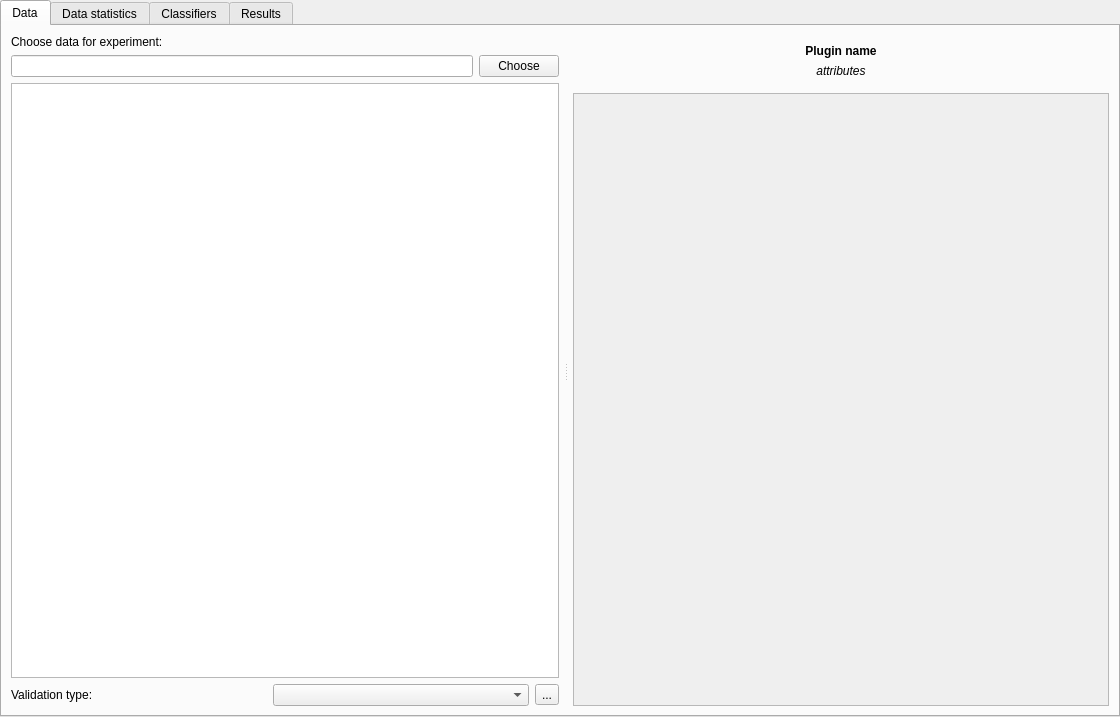
mdocekal/ClassMark, file classmark/ui/templates/experiment.ui: the form before one commit.
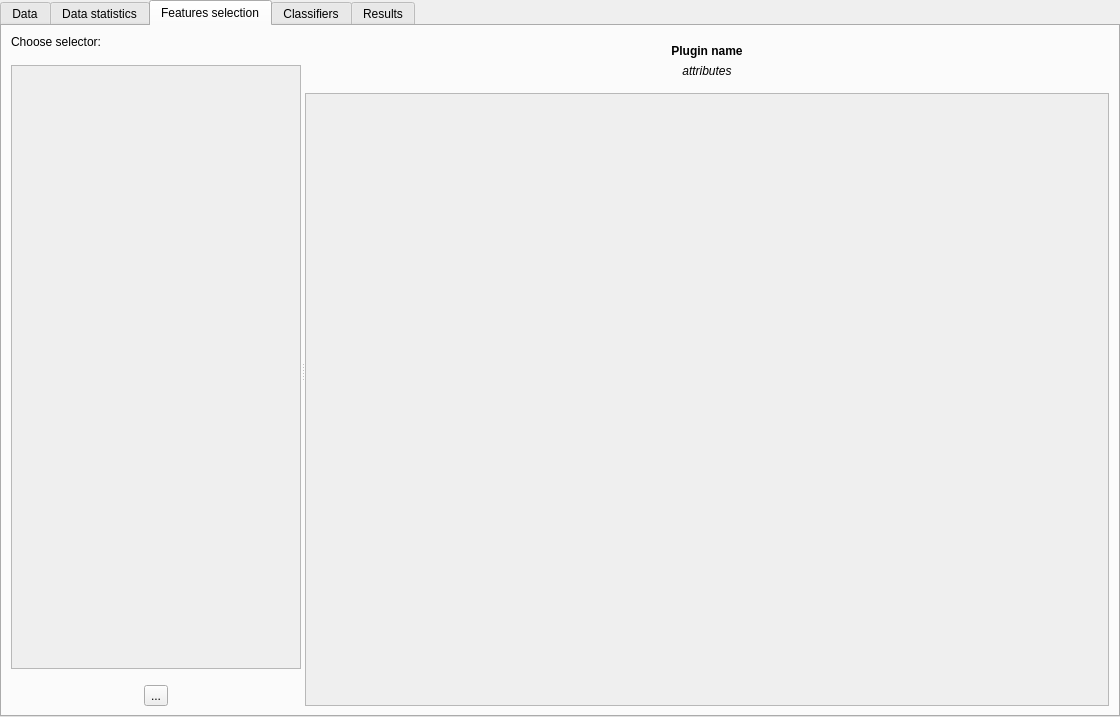
The form after the commit. The open tabs and pages were chosen to show the change. Icons and pictures are not drawn.

Commit message: Feature selection.

```diff
--- a/classmark/ui/templates/experiment.ui
+++ b/classmark/ui/templates/experiment.ui
@@ -703,6 +703,220 @@
        </item>
       </layout>
      </widget>
+     <widget class="QWidget" name="tabFeaSelection">
+      <attribute name="title">
+       <string>Features selection</string>
+      </attribute>
+      <layout class="QGridLayout" name="gridLayout_14">
+       <item row="0" column="0">
+        <widget class="QSplitter" name="splitter_5">
+         <property name="orientation">
+          <enum>Qt::Horizontal</enum>
+         </property>
+         <widget class="QWidget" name="verticalLayoutWidget_8">
+          <layout class="QVBoxLayout" name="verticalLayout_13">
+           <item>
+            <widget class="QLabel" name="label_15">
+             <property name="text">
+              <string>Choose selector:</string>
+             </property>
+             <property name="textInteractionFlags">
+              <set>Qt::LinksAccessibleByMouse|Qt::TextSelectableByKeyboard|Qt::TextSelectableByMouse</set>
+             </property>
+            </widget>
+           </item>
+           <item>
+            <spacer name="verticalSpacer_8">
+             <property name="orientation">
+              <enum>Qt::Vertical</enum>
+             </property>
+             <property name="sizeType">
+              <enum>QSizePolicy::Minimum</enum>
+             </property>
+             <property name="sizeHint" stdset="0">
+              <size>
+               <width>20</width>
+               <height>10</height>
+              </size>
+             </property>
+            </spacer>
+           </item>
+           <item>
+            <widget class="QScrollArea" name="featuresSelectionScrollArea">
+             <property name="autoFillBackground">
+              <bool>false</bool>
+             </property>
+             <property name="styleSheet">
+              <string notr="true"/>
+             </property>
+             <property name="sizeAdjustPolicy">
+              <enum>QAbstractScrollArea::AdjustToContents</enum>
+             </property>
+             <property name="widgetResizable">
+              <bool>true</bool>
+             </property>
+             <widget class="QWidget" name="scrollAreaWidget_2">
+              <property name="geometry">
+               <rect>
+                <x>0</x>
+                <y>0</y>
+                <width>420</width>
+                <height>541</height>
+               </rect>
+              </property>
+              <property name="mouseTracking">
+               <bool>false</bool>
+              </property>
+              <property name="tabletTracking">
+               <bool>false</bool>
+              </property>
+              <property name="styleSheet">
+               <string notr="true"/>
+              </property>
+              <layout class="QVBoxLayout" name="verticalLayout_15">
+               <item>
+                <layout class="QVBoxLayout" name="featuresSelectorsLayout">
+                 <property name="sizeConstraint">
+                  <enum>QLayout::SetNoConstraint</enum>
+                 </property>
+                </layout>
+               </item>
+              </layout>
+             </widget>
+            </widget>
+           </item>
+           <item>
+            <spacer name="verticalSpacer_7">
+             <property name="orientation">
+              <enum>Qt::Vertical</enum>
+             </property>
+             <property name="sizeType">
+              <enum>QSizePolicy::Preferred</enum>
+             </property>
+             <property name="sizeHint" stdset="0">
+              <size>
+               <width>20</width>
+               <height>10</height>
+              </size>
+             </property>
+            </spacer>
+           </item>
+           <item alignment="Qt::AlignHCenter">
+            <widget class="QToolButton" name="buttonAddFeaturesSelectorOption">
+             <property name="text">
+              <string>...</string>
+             </property>
+             <property name="icon">
+              <iconset>
+               <normaloff>../icons/plus.svg</normaloff>../icons/plus.svg</iconset>
+             </property>
+             <property name="iconSize">
+              <size>
+               <width>64</width>
+               <height>64</height>
+              </size>
+             </property>
+            </widget>
+           </item>
+          </layout>
+         </widget>
+         <widget class="QWidget" name="verticalLayoutWidget_9">
+          <layout class="QVBoxLayout" name="verticalLayout_14">
+           <item>
+            <widget class="QWidget" name="featureSelectorAttributesHeader" native="true">
+             <layout class="QVBoxLayout" name="classifierPropertiesHeader_2">
+              <item>
+               <widget class="QLabel" name="featureSelectorNameShownAttributes">
+                <property name="font">
+                 <font>
+                  <weight>75</weight>
+                  <bold>true</bold>
+                 </font>
+                </property>
+                <property name="text">
+                 <string>Plugin name</string>
+                </property>
+                <property name="alignment">
+                 <set>Qt::AlignCenter</set>
+                </property>
+                <property name="textInteractionFlags">
+                 <set>Qt::LinksAccessibleByMouse|Qt::TextSelectableByKeyboard|Qt::TextSelectableByMouse</set>
+                </property>
+               </widget>
+              </item>
+              <item>
+               <widget class="QLabel" name="label_19">
+                <property name="font">
+                 <font>
+                  <italic>true</italic>
+                 </font>
+                </property>
+                <property name="text">
+                 <string>attributes</string>
+                </property>
+                <property name="alignment">
+                 <set>Qt::AlignCenter</set>
+                </property>
+                <property name="textInteractionFlags">
+                 <set>Qt::LinksAccessibleByMouse|Qt::TextSelectableByKeyboard|Qt::TextSelectableByMouse</set>
+                </property>
+               </widget>
+              </item>
+             </layout>
+            </widget>
+           </item>
+           <item>
+            <widget class="QScrollArea" name="featureSelectorAttributesScrollArea">
+             <property name="minimumSize">
+              <size>
+               <width>250</width>
+               <height>0</height>
+              </size>
+             </property>
+             <property name="styleSheet">
+              <string notr="true"/>
+             </property>
+             <property name="widgetResizable">
+              <bool>true</bool>
+             </property>
+             <widget class="QWidget" name="featureSelectorPluginAttributesWidget">
+              <property name="geometry">
+               <rect>
+                <x>0</x>
+                <y>0</y>
+                <width>663</width>
+                <height>611</height>
+               </rect>
+              </property>
+              <property name="autoFillBackground">
+               <bool>true</bool>
+              </property>
+              <layout class="QGridLayout" name="gridLayout_12">
+               <property name="leftMargin">
+                <number>0</number>
+               </property>
+               <property name="topMargin">
+                <number>0</number>
+               </property>
+               <property name="rightMargin">
+                <number>0</number>
+               </property>
+               <property name="bottomMargin">
+                <number>0</number>
+               </property>
+               <item row="0" column="1">
+                <layout class="QGridLayout" name="featureSelectorPluginAttributesContent"/>
+               </item>
+              </layout>
+             </widget>
+            </widget>
+           </item>
+          </layout>
+         </widget>
+        </widget>
+       </item>
+      </layout>
+     </widget>
      <widget class="QWidget" name="tabClassifiers">
       <attribute name="title">
        <string>Classifiers</string>
```
Left out of the diff: 18 changed lines with no effect on the pictures. The commit also changes 10 other files.
